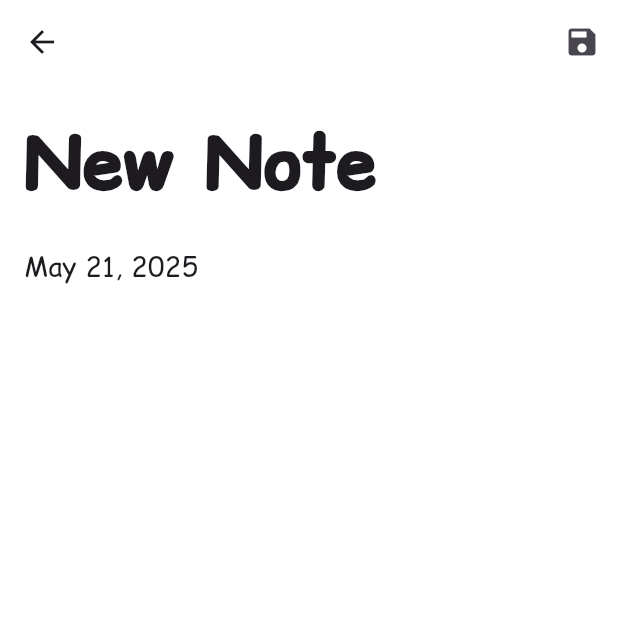
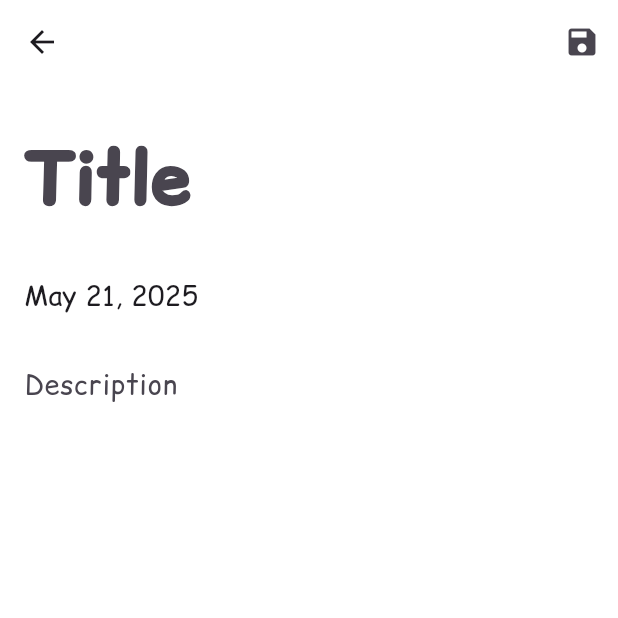
Before and after one commit to saad-naveed-brainx/Notes-Application, a Flutter app: the screen it shows after launch, after a tap on the "add" icon, on a phone screen of 412 x 824 dp, the top half of it. Run offline on Flutter 3.47's test engine with Material 3 defaults, Android fonts, the phone set to English and light mode, and no system bars; our stand-ins replace shared_preferences.

Commit message:
all crud operations are working now

```diff
--- a/lib/config/app_router.dart
+++ b/lib/config/app_router.dart
@@ -0,0 +1,11 @@
+import 'package:flutter/material.dart';
+
+class AppRouter {
+  static void moveBack(BuildContext context) {
+    Navigator.pop(context);
+  }
+
+  static void navigateTo(BuildContext context, Widget widget) {
+    Navigator.push(context, MaterialPageRoute(builder: (context) => widget));
+  }
+}
--- a/lib/config/theme/dark.dart
+++ b/lib/config/theme/dark.dart
@@ -4,4 +4,5 @@ class Dark {
   static const Color backgroundColor = Colors.black;
   static const Color textColor = Colors.white;
   static const Color addIconColor = Color.fromARGB(255, 117, 81, 81);
+
 }
--- a/lib/core/constants/view_constants.dart
+++ b/lib/core/constants/view_constants.dart
@@ -2,4 +2,10 @@ class ViewConstants {
   static const String home = 'home';
   static const String notes = 'Notes';
   static const String noNotes = 'No notes found';
+  static const String titleIsRequired = 'Title is required';
+  static const String descriptionIsRequired = 'Description is required';
+  static const String title = 'Title';
+  static const String description = 'Description';
+  static const String errorDeletingNote = 'Error deleting note';
+  static const String searchNotes = 'Search notes...';
 }
--- a/lib/views/home.dart
+++ b/lib/views/home.dart
@@ -8,6 +8,7 @@ import 'package:provider/provider.dart';
 import 'package:notes/models/notes_model.dart';
 import 'package:notes/views/note_view.dart';
 import 'package:notes/widgets/note_card.dart';
+import 'package:notes/config/app_router.dart';
 
 class Home extends StatefulWidget {
   const Home({super.key});
@@ -36,10 +37,10 @@ class _HomeState extends State<Home> {
                 ? TextField(
                   controller: _searchController,
                   autofocus: true,
-                  style: const TextStyle(color: Colors.white),
+                  style: const TextStyle(color: Dark.textColor),
                   decoration: const InputDecoration(
-                    hintText: 'Search notes...',
-                    hintStyle: TextStyle(color: Colors.white54),
+                    hintText: ViewConstants.searchNotes,
+                    hintStyle: TextStyle(color: Dark.textColor),
                     border: InputBorder.none,
                   ),
                   onChanged: (value) {
@@ -105,9 +106,9 @@ class _HomeState extends State<Home> {
                             ),
                           )
                           .toList();
-              final List<StaggeredGridTile> _cardTiles = [];
+              final List<StaggeredGridTile> cardTiles = [];
               for (var note in filteredNotes) {
-                _cardTiles.add(
+                cardTiles.add(
                   StaggeredGridTile.fit(
                     crossAxisCellCount: 1,
                     child: NoteCard(note: note),
@@ -128,18 +129,14 @@ class _HomeState extends State<Home> {
                     itemBuilder:
                         (context, index) => GestureDetector(
                           onTap: () {
-                            Navigator.push(
+                            AppRouter.navigateTo(
                               context,
-                              MaterialPageRoute(
-                                builder:
-                                    (context) =>
-                                        NoteView(note: filteredNotes[index]),
-                              ),
+                              NoteView(note: filteredNotes[index]),
                             );
                           },
-                          child: _cardTiles[index],
+                          child: cardTiles[index],
                         ),
-                    itemCount: _cardTiles.length,
+                    itemCount: cardTiles.length,
                   );
             },
           ),
@@ -148,12 +145,9 @@ class _HomeState extends State<Home> {
       floatingActionButton: FloatingActionButton(
         backgroundColor: Dark.addIconColor,
         onPressed: () {
-          Navigator.push(
-            context,
-            MaterialPageRoute(builder: (context) => const NoteView()),
-          );
+          AppRouter.navigateTo(context, const NoteView());
         },
-        child: const Icon(Icons.add, color: Colors.white),
+        child: const Icon(Icons.add, color: Dark.textColor),
       ),
     );
   }
--- a/lib/views/note_view.dart
+++ b/lib/views/note_view.dart
@@ -2,10 +2,10 @@ import 'package:flutter/material.dart';
 import 'package:intl/intl.dart';
 import 'package:notes/core/constants/app_constants.dart';
 import 'package:notes/core/constants/view_constants.dart';
-import 'package:notes/config/theme/dark.dart';
 import 'package:notes/models/notes_model.dart';
 import 'package:notes/viewmodels/change_notifier_provider.dart';
 import 'package:provider/provider.dart';
+import 'package:notes/config/app_router.dart';
 
 class NoteView extends StatefulWidget {
   final NotesModel? note;
@@ -31,37 +31,21 @@ class _NoteViewState extends State<NoteView> {
     descriptionController.text = widget.note?.description ?? '';
   }
 
-  Future<String?> validateAndSave() async {
-    if (titleController.text.isEmpty) {
-      return 'Title is required';
-    }
-    if (descriptionController.text.isEmpty) {
-      return 'Description is required';
-    }
-    toggleEdit();
-    if (isNewNote) {
-      await notesProvider.convertToNotesModel(
-        titleController.text,
-        descriptionController.text,
-      );
-    } else {
-      await notesProvider.updateNote(
-        NotesModel(
-          id: widget.note!.id,
-          title: titleController.text,
-          description: descriptionController.text,
-          createOrUpdatedAt: DateTime.now(),
-          backgroundColorHex: widget.note!.backgroundColorHex,
-        ),
-      );
-    }
-    return null;
-  }
-
   void toggleEdit() {
     setState(() {
       isEditing = !isEditing;
     });
+  }
+
+  void saveNote() {
+    notesProvider.validateAndSave(
+      titleController,
+      descriptionController,
+      context,
+      isNewNote,
+      widget.note,
+      toggleEdit,
+    );
   }
 
   @override
@@ -85,12 +69,12 @@ class _NoteViewState extends State<NoteView> {
             IconButton(onPressed: toggleEdit, icon: const Icon(Icons.edit)),
           if (widget.note != null && isEditing)
             IconButton(
-              onPressed: validateAndSave,
+              onPressed: saveNote,
               icon: const Icon(Icons.check),
             ),
           if (widget.note == null)
             IconButton(
-              onPressed: validateAndSave,
+              onPressed: saveNote,
               icon: const Icon(Icons.save),
             ),
         ],
@@ -107,7 +91,7 @@ class _NoteViewState extends State<NoteView> {
                 return Column(
                   crossAxisAlignment: CrossAxisAlignment.start,
                   children: [
-                    if (isEditing)
+                    if (isEditing && !isNewNote)
                       TextField(
                         controller: titleController,
                         style: TextStyle(
@@ -118,21 +102,33 @@ class _NoteViewState extends State<NoteView> {
                         minLines: 1,
                         decoration: InputDecoration(
                           border: InputBorder.none,
-                          hintText: 'Title',
+                          hintText: ViewConstants.title,
                         ),
                       ),
-                    if (!isEditing)
+                    if (!isEditing && !isNewNote)
                       Text(
-                        isNewNote
-                            ? 'New Note'
-                            : notesProvider.notes
-                                .firstWhere(
-                                  (note) => note.id == widget.note!.id,
-                                )
-                                .title,
+                        notesProvider.notes
+                                .where((note) => note.id == widget.note?.id)
+                                .firstOrNull
+                                ?.title ??
+                            '',
                         style: TextStyle(
                           fontSize: AppConstants.font24Px * 2,
                           fontWeight: FontWeight.w900,
+                        ),
+                      ),
+                    if (isNewNote)
+                      TextField(
+                        controller: titleController,
+                        style: TextStyle(
+                          fontSize: AppConstants.font24Px * 2,
+                          fontWeight: FontWeight.w900,
+                        ),
+                        maxLines: null,
+                        minLines: 1,
+                        decoration: InputDecoration(
+                          border: InputBorder.none,
+                          hintText: ViewConstants.title,
                         ),
                       ),
                     const SizedBox(height: AppConstants.gap24Px),
@@ -141,10 +137,10 @@ class _NoteViewState extends State<NoteView> {
                           ? DateFormat('MMMM dd, yyyy').format(DateTime.now())
                           : DateFormat('MMMM dd, yyyy').format(
                             notesProvider.notes
-                                .firstWhere(
-                                  (note) => note.id == widget.note!.id,
-                                )
-                                .createOrUpdatedAt,
+                                    .where((note) => note.id == widget.note?.id)
+                                    .firstOrNull
+                                    ?.createOrUpdatedAt ??
+                                DateTime.now(),
                           ),
                       style: TextStyle(
                         fontSize: AppConstants.font18Px,
@@ -157,7 +153,7 @@ class _NoteViewState extends State<NoteView> {
                         controller: descriptionController,
                         decoration: InputDecoration(
                           border: InputBorder.none,
-                          hintText: 'Description',
+                          hintText: ViewConstants.description,
                         ),
                         style: TextStyle(
                           fontSize: AppConstants.font18Px,
@@ -166,19 +162,31 @@ class _NoteViewState extends State<NoteView> {
                         maxLines: null,
                         minLines: 1,
                       ),
-                    if (!isEditing)
+                    if (!isEditing && !isNewNote)
                       Text(
-                        isNewNote
-                            ? ''
-                            : notesProvider.notes
-                                .firstWhere(
-                                  (note) => note.id == widget.note!.id,
-                                )
-                                .description,
+                        notesProvider.notes
+                                .where((note) => note.id == widget.note?.id)
+                                .firstOrNull
+                                ?.description ??
+                            '',
                         style: TextStyle(
                           fontSize: AppConstants.font18Px,
                           fontWeight: FontWeight.w500,
                         ),
+                      ),
+                    if (isNewNote)
+                      TextField(
+                        controller: descriptionController,
+                        decoration: InputDecoration(
+                          border: InputBorder.none,
+                          hintText: ViewConstants.description,
+                        ),
+                        style: TextStyle(
+                          fontSize: AppConstants.font18Px,
+                          fontWeight: FontWeight.w500,
+                        ),
+                        maxLines: null,
+                        minLines: 1,
                       ),
                   ],
                 );
@@ -187,6 +195,28 @@ class _NoteViewState extends State<NoteView> {
           ),
         ),
       ),
+      floatingActionButton:
+          widget.note != null
+              ? FloatingActionButton(
+                onPressed: () async {
+                  try {
+                    await notesProvider.deleteNote(widget.note!.id);
+                    if (mounted) {
+                      AppRouter.moveBack(context);
+                    }
+                  } catch (e) {
+                    if (mounted) {
+                      ScaffoldMessenger.of(context).showSnackBar(
+                        SnackBar(
+                          content: Text(ViewConstants.errorDeletingNote),
+                        ),
+                      );
+                    }
+                  }
+                },
+                child: const Icon(Icons.delete),
+              )
+              : null,
     );
   }
 }
```
Also changed, not shown: lib/data/repositories/local/notes_repository.dart (+3 -4 lines), lib/viewmodels/change_notifier_provider.dart (+34 -0 lines).
